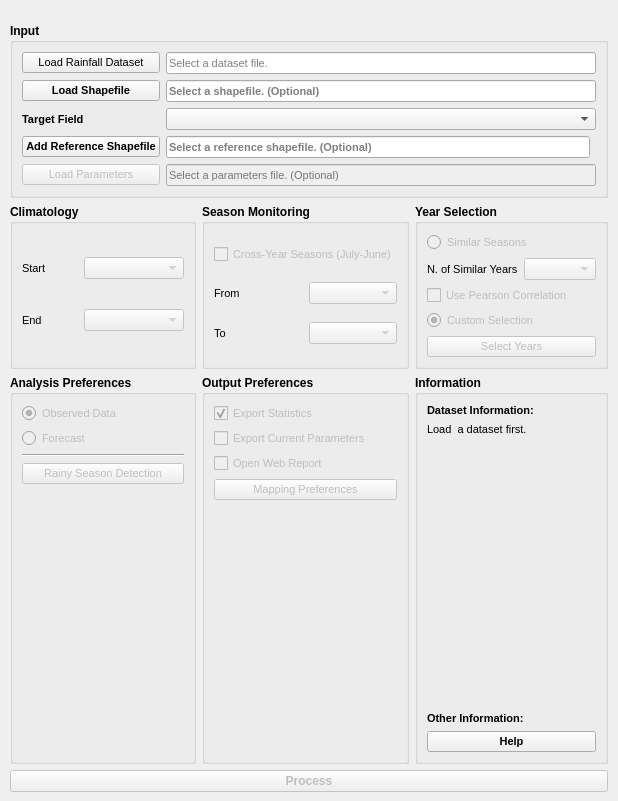
First picture: the form in ui/smpg_dialog_base.ui, repository JuanPDiazL/SMPG, before the edit.
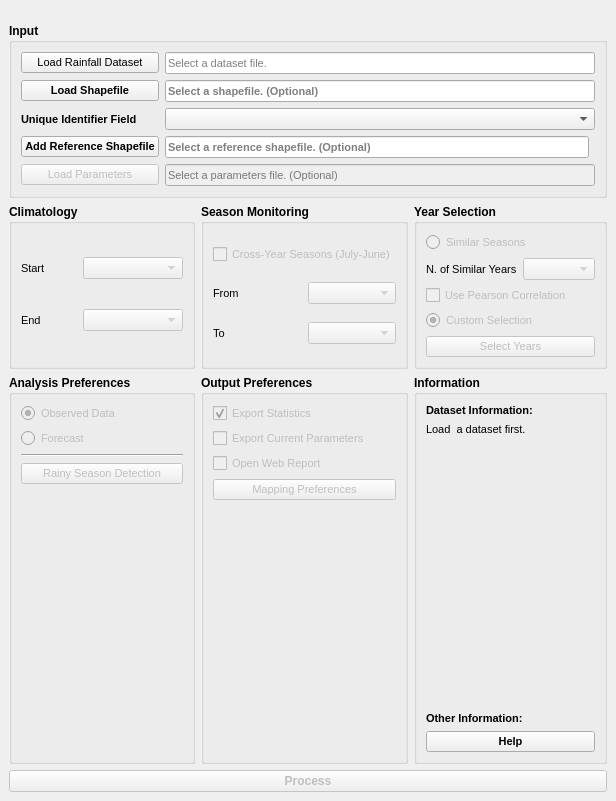
Second picture: the form after the edit. Icons and pictures are not drawn.

The edit to the form file:
```diff
--- a/ui/smpg_dialog_base.ui
+++ b/ui/smpg_dialog_base.ui
@@ -6,7 +6,7 @@
    <rect>
     <x>0</x>
     <y>0</y>
-    <width>618</width>
+    <width>616</width>
     <height>801</height>
    </rect>
   </property>
@@ -528,7 +528,7 @@
             </font>
            </property>
            <property name="text">
-            <string>Target Field</string>
+            <string>Unique Identifier Field</string>
            </property>
           </widget>
          </item>
@@ -590,7 +590,10 @@
             </font>
            </property>
            <property name="placeholderText">
-            <string>Select the target field.</string>
+            <string>Select a Unique Identifier Field.</string>
+           </property>
+           <property name="duplicatesEnabled">
+            <bool>false</bool>
            </property>
           </widget>
          </item>
```
Left out of the diff: 12 changed lines with no effect on the pictures.
